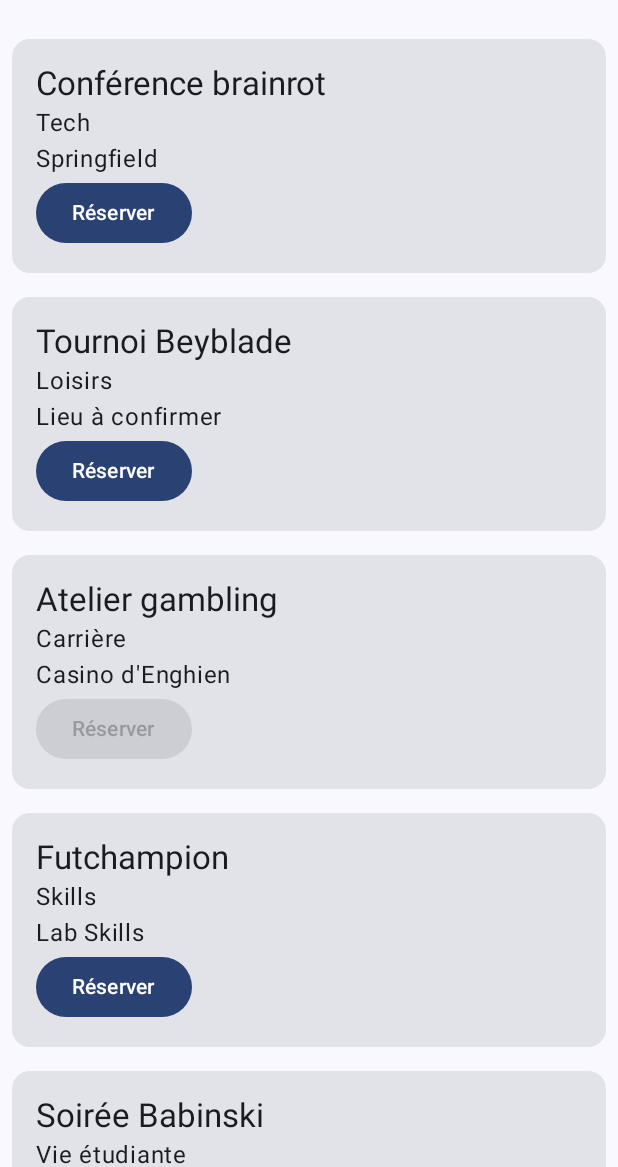
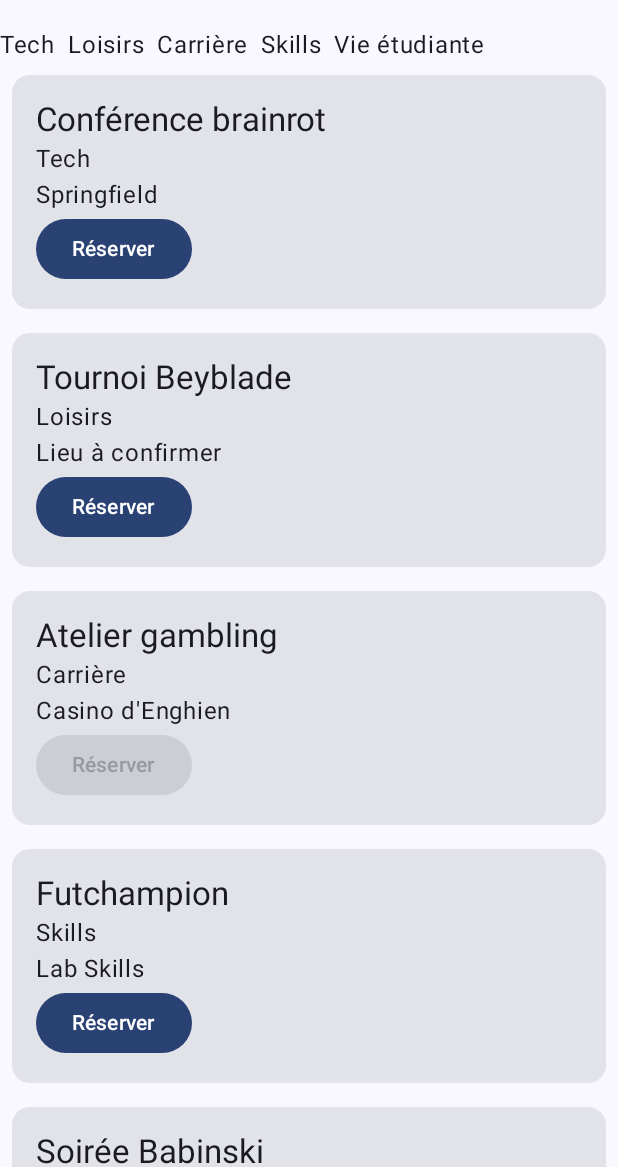
Before and after one commit to ZacDJAMAT/Campus, an Android app built with Jetpack Compose: the screen it shows after launch (MainActivity), on a phone screen of 412 x 824 dp, the part 69-1236 px from its top. Run offline under Robolectric (Android 15) with nearby library versions, the phone set to English and light mode, and no system bars.

Commit message:
Ajoute la ligne des catégories

```diff
--- a/app/src/main/java/fr/esgi/campus/MainActivity.kt
+++ b/app/src/main/java/fr/esgi/campus/MainActivity.kt
@@ -8,6 +8,7 @@ import androidx.activity.enableEdgeToEdge
 import androidx.compose.foundation.layout.Arrangement
 import androidx.compose.foundation.layout.Column
 import androidx.compose.foundation.lazy.LazyColumn
+import androidx.compose.foundation.lazy.LazyRow
 import androidx.compose.foundation.lazy.items
 import androidx.compose.foundation.layout.Row
 import androidx.compose.foundation.layout.Spacer
@@ -107,6 +108,8 @@ fun EventCard(
 @OptIn(ExperimentalMaterial3Api::class)
 @Composable
 fun EventListScreen(events: List<Event>) {
+    val categories = events.map { it.category }.distinct()
+
     Scaffold(
         topBar = {
             TopAppBar(title = { Text(text = "Campus") })
@@ -115,6 +118,16 @@ fun EventListScreen(events: List<Event>) {
         LazyColumn(
             contentPadding = innerPadding
         ) {
+            item {
+                LazyRow(
+                    modifier = Modifier.fillMaxWidth(),
+                    horizontalArrangement = Arrangement.spacedBy(8.dp)
+                ) {
+                    items(categories) { category ->
+                        Text(text = category)
+                    }
+                }
+            }
             items(events, key = { it.id }) { event ->
                 EventCard(
                     event = event,
```
